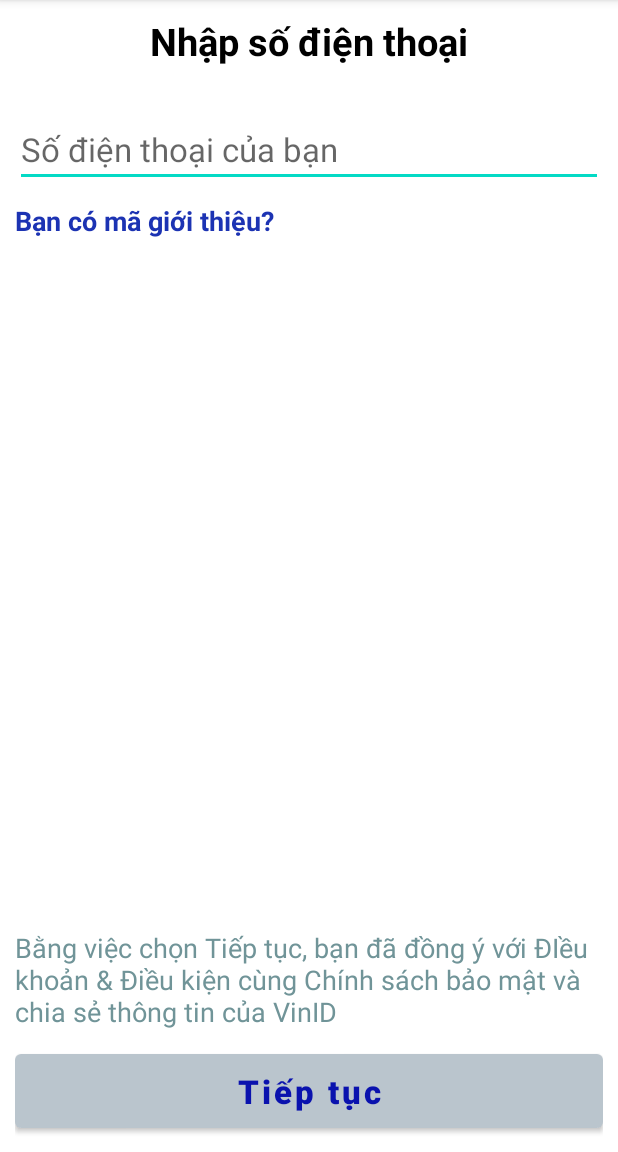
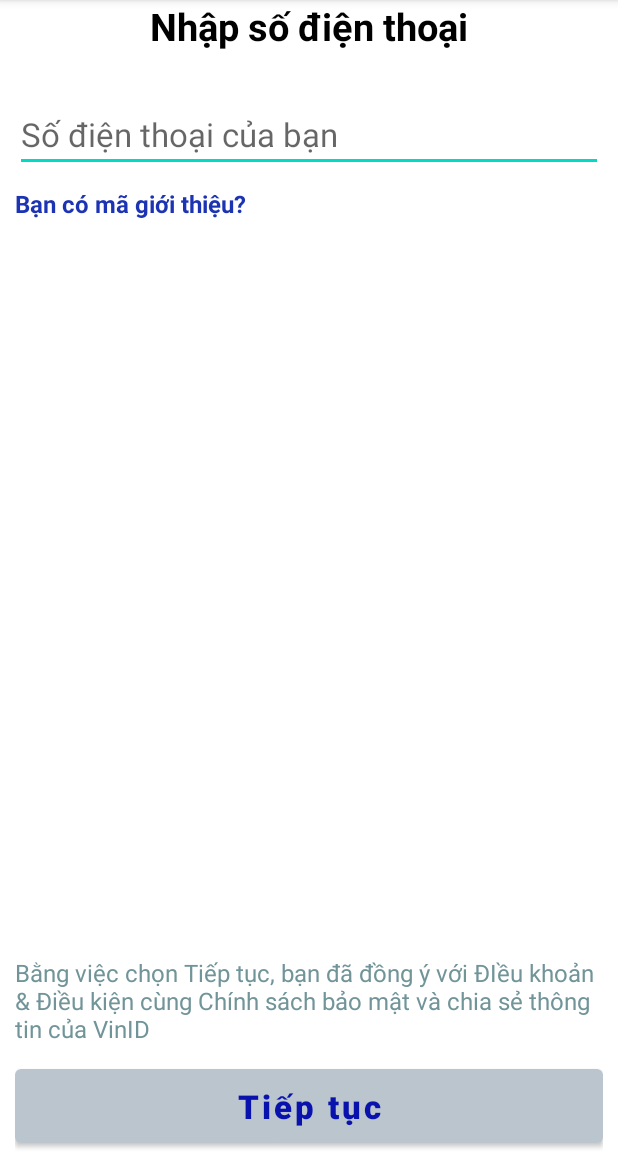
Before and after one commit to thanhlong6495/VinID-Android, an Android app: the PhoneNumberRegister screen opened directly, with no data from a screen before it, on a phone screen of 412 x 824 dp, the part 84-1236 px from its top. Run offline under Robolectric (Android 15) with nearby library versions, the phone set to English and light mode, and no system bars.

Commit message:
Create personal infomation layout

```diff
--- a/app/src/main/AndroidManifest.xml
+++ b/app/src/main/AndroidManifest.xml
@@ -12,6 +12,9 @@
         android:roundIcon="@drawable/app_avatar"
         android:supportsRtl="true"
         android:theme="@style/Theme.VinID">
+        <activity
+            android:name=".PersonalInformation"
+            android:windowSoftInputMode="adjustResize" />
         <activity
             android:name=".PinCode"
             android:windowSoftInputMode="stateAlwaysVisible|adjustResize" />
--- a/app/src/main/java/com/longtrang/vinid/PhoneNumberRegister.java
+++ b/app/src/main/java/com/longtrang/vinid/PhoneNumberRegister.java
@@ -47,7 +47,7 @@ public class PhoneNumberRegister extends AppCompatActivity {
 
     public void goToConfirmOTP(View view) {
         phoneNumber = editTextPhoneNumber.getText().toString().trim();
-        if(phoneNumber.isEmpty()){
+        if(phoneNumber.isEmpty() || phoneNumber.length() != 10){
             Toast.makeText(this, getResources().getString(R.string.phone_number_warning), Toast.LENGTH_LONG).show();
         }
         else{
--- a/app/src/main/res/values/dimens.xml
+++ b/app/src/main/res/values/dimens.xml
@@ -8,5 +8,6 @@
     <dimen name="dimen30">30dp</dimen>
     <dimen name="text_size22">22sp</dimen>
     <dimen name="text_size16">16sp</dimen>
+    <dimen name="text_size14">14sp</dimen>
     <dimen name="text_size25">25sp</dimen>
 </resources>
--- a/app/src/main/res/values/styles.xml
+++ b/app/src/main/res/values/styles.xml
@@ -17,7 +17,8 @@
     <style name="Activity_Style">
         <item name="android:layout_width">match_parent</item>
         <item name="android:layout_height">match_parent</item>
-        <item name="android:layout_margin">@dimen/dimen10</item>
+        <item name="android:layout_marginLeft">@dimen/dimen10</item>
+        <item name="android:layout_marginRight">@dimen/dimen10</item>
     </style>
     <style name="Sub_View1">
         <item name="android:layout_width">wrap_content</item>
@@ -38,15 +39,15 @@
     <style name="Linked_TextView">
         <item name="android:layout_width">wrap_content</item>
         <item name="android:layout_height">wrap_content</item>
-        <item name="android:textSize">18sp</item>
+        <item name="android:textSize">@dimen/text_size16</item>
         <item name="android:textStyle">bold</item>
         <item name="android:textColor">@color/linked_text_color</item>
     </style>
     <style name="Normal_TextView">
         <item name="android:layout_width">wrap_content</item>
         <item name="android:layout_height">wrap_content</item>
-        <item name="android:textSize">18sp</item>
-        <item name="android:layout_marginTop">10dp</item>
+        <item name="android:textSize">@dimen/text_size16</item>
+        <item name="android:layout_marginTop">@dimen/dimen10</item>
     </style>
 
     <style name="TextView_Title">
@@ -56,23 +57,23 @@
         <item name="android:layout_width">match_parent</item>
         <item name="android:layout_height">wrap_content</item>
         <item name="android:gravity">center</item>
+        <item name="android:layout_centerHorizontal">true</item>
     </style>
     <style name="Number_EditText">
         <item name="android:inputType">number</item>
-        <item name="android:layout_marginTop">10dp</item>
+        <item name="android:layout_marginTop">@dimen/dimen10</item>
         <item name="android:layout_width">match_parent</item>
         <item name="android:layout_height">wrap_content</item>
-        <item name="android:textSize">22sp</item>
+        <item name="android:textSize">@dimen/text_size22</item>
     </style>
     <style name="Normal_EditText">
-        <item name="android:layout_marginTop">10dp</item>
         <item name="android:layout_width">match_parent</item>
         <item name="android:layout_height">wrap_content</item>
-        <item name="android:textSize">22sp</item>
+        <item name="android:textSize">@dimen/text_size16</item>
     </style>
     <style name="OTP_EditText">
         <item name="android:inputType">number</item>
-        <item name="android:layout_marginTop">10dp</item>
+        <item name="android:layout_marginTop">@dimen/dimen10</item>
         <item name="android:layout_width">wrap_content</item>
         <item name="android:layout_height">wrap_content</item>
         <item name="android:textSize">@dimen/text_size22</item>
```
Also changed, not shown: app/src/main/java/com/longtrang/vinid/ConfirmOTP.java (+6 -1 lines), app/src/main/java/com/longtrang/vinid/PersonalInformation.java (added, +14 -0 lines), app/src/main/java/com/longtrang/vinid/PinCode.java (+7 -0 lines), app/src/main/res/layout/activity_personal_information.xml (added, +45 -0 lines), app/src/main/res/values/strings.xml (+8 -1 lines), app/src/main/res/drawable/icon_callendar.png (added), 4 other files.
